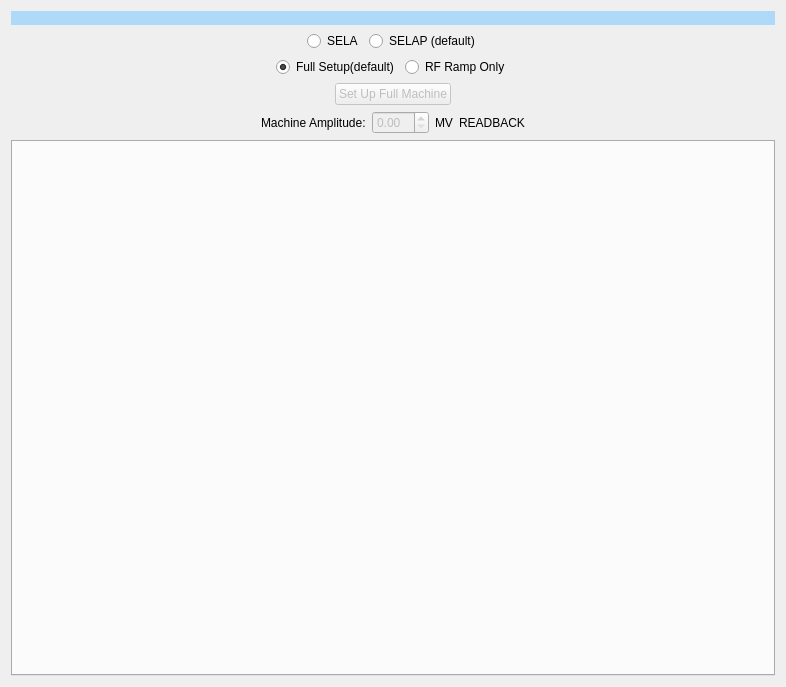
Old version of the form setup.ui in the repository slaclab/srf_auto_setup.
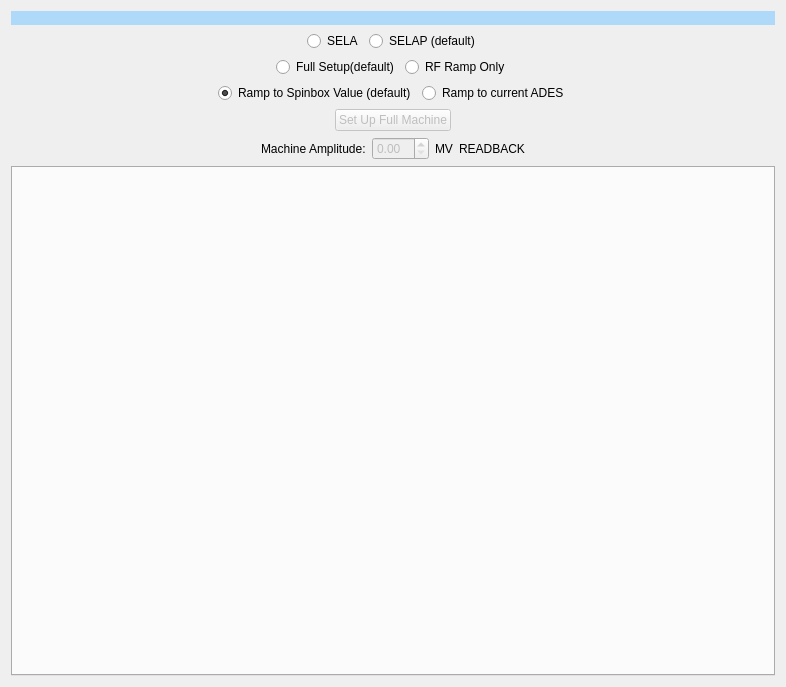
New version of the form.

Commit message: adding option to set up/ramp to current ADES

Diff of the .ui file:
```diff
--- a/setup.ui
+++ b/setup.ui
@@ -121,6 +121,56 @@
      </item>
     </layout>
    </item>
+   <item>
+    <layout class="QHBoxLayout" name="horizontalLayout_6">
+     <item>
+      <spacer name="horizontalSpacer_9">
+       <property name="orientation">
+        <enum>Qt::Horizontal</enum>
+       </property>
+       <property name="sizeHint" stdset="0">
+        <size>
+         <width>40</width>
+         <height>20</height>
+        </size>
+       </property>
+      </spacer>
+     </item>
+     <item>
+      <widget class="QRadioButton" name="use_spinbox_button">
+       <property name="text">
+        <string>Ramp to Spinbox Value (default)</string>
+       </property>
+       <property name="checked">
+        <bool>true</bool>
+       </property>
+      </widget>
+     </item>
+     <item>
+      <widget class="QRadioButton" name="use_ades_button">
+       <property name="text">
+        <string>Ramp to current ADES</string>
+       </property>
+       <property name="checked">
+        <bool>false</bool>
+       </property>
+      </widget>
+     </item>
+     <item>
+      <spacer name="horizontalSpacer_10">
+       <property name="orientation">
+        <enum>Qt::Horizontal</enum>
+       </property>
+       <property name="sizeHint" stdset="0">
+        <size>
+         <width>40</width>
+         <height>20</height>
+        </size>
+       </property>
+      </spacer>
+     </item>
+    </layout>
+   </item>
    <item>
     <layout class="QHBoxLayout" name="horizontalLayout_2">
      <item>
```
The commit also changes 1 other file.
